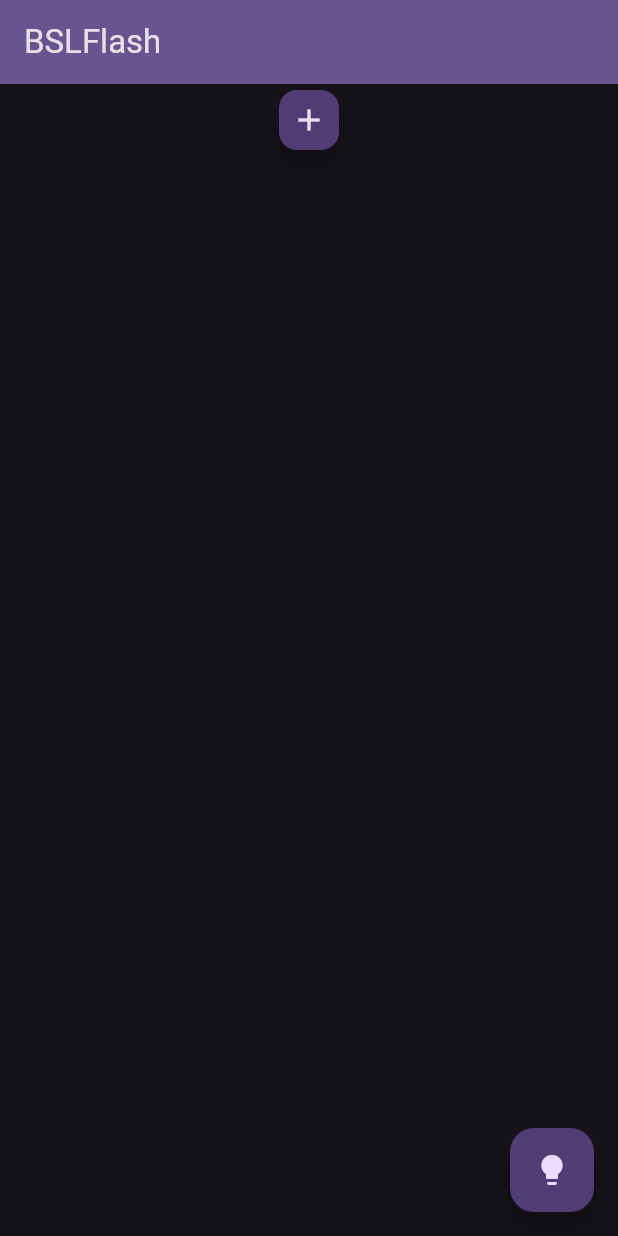
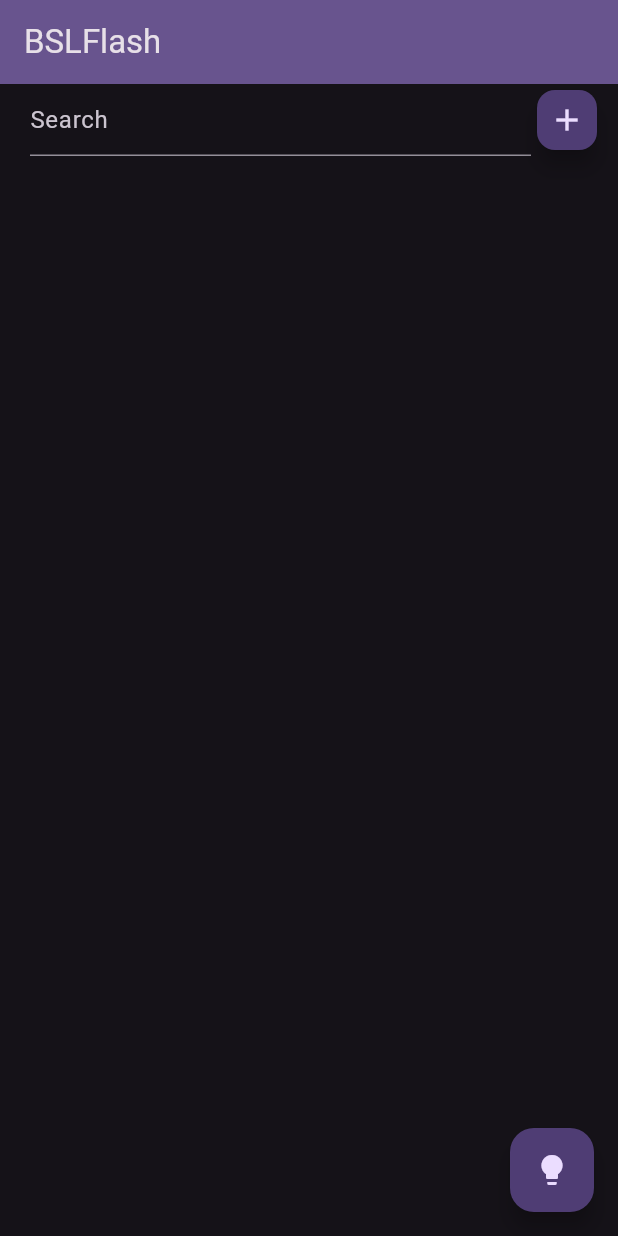
Before and after one commit to Charlie-83/SignFlash, a Flutter app: the screen it shows after launch, after a tap on the "list" icon, on a phone screen of 412 x 824 dp. Run offline on Flutter 3.47's test engine with Material 3 defaults, Android fonts, the phone set to English and light mode, and no system bars.

Commit message:
Searching in list

```diff
--- a/lib/edit.dart
+++ b/lib/edit.dart
@@ -26,8 +26,7 @@ class EditPage extends StatelessWidget {
             child: Row(
               mainAxisAlignment: MainAxisAlignment.spaceBetween,
               children: [
-                SizedBox(
-                  width: 200,
+                Expanded(
                   child: TextField(
                     style: TextStyle(fontSize: 30),
                     controller: controller,
--- a/lib/list.dart
+++ b/lib/list.dart
@@ -1,29 +1,52 @@
 import 'package:flutter/material.dart';
 
-class WordListPage extends StatelessWidget {
+class WordListPage extends StatefulWidget {
   final List<String> words;
   final void Function(int) setEdit;
   const WordListPage({super.key, required this.words, required this.setEdit});
 
   @override
+  State<StatefulWidget> createState() {
+    return WordListPageState();
+  }
+}
+
+class WordListPageState extends State<WordListPage> {
+  String search = "";
+  TextEditingController controller = TextEditingController();
+
+  @override
   Widget build(BuildContext context) {
     List<Widget> items = [];
     items.add(
-      Center(
-        child: FloatingActionButton.small(
-          child: Icon(Icons.add),
-          onPressed: () {
-            setEdit(-1);
-          },
-        ),
+      Row(
+        children: [
+          Expanded(
+            child: TextField(
+              decoration: InputDecoration(hintText: "Search"),
+              controller: controller,
+              onChanged: (String s) {
+                setState(() {
+                  search = s;
+                });
+              },
+            ),
+          ),
+          FloatingActionButton.small(
+            child: Icon(Icons.add),
+            onPressed: () {
+              widget.setEdit(-1);
+            },
+          ),
+        ],
       ),
     );
-    for (int i = 0; i < words.length; ++i) {
-      final String w = words[i];
-      items.add(
-        Padding(
-          padding: EdgeInsetsGeometry.only(left: 20, right: 10),
-          child: Row(
+    for (int i = 0; i < widget.words.length; ++i) {
+      final String w = widget.words[i];
+      if (search == "" ||
+          search.toLowerCase().allMatches(w.toLowerCase()).isNotEmpty) {
+        items.add(
+          Row(
             mainAxisAlignment: MainAxisAlignment.center,
             spacing: 20,
             children: [
@@ -31,15 +54,18 @@ class WordListPage extends StatelessWidget {
               FloatingActionButton.small(
                 child: Icon(Icons.edit),
                 onPressed: () {
-                  setEdit(i);
+                  widget.setEdit(i);
                 },
               ),
             ],
           ),
-        ),
-      );
+        );
+      }
     }
 
-    return ListView(children: items);
+    return Padding(
+      padding: EdgeInsetsGeometry.only(left: 20, right: 10),
+      child: ListView(children: items),
+    );
   }
 }
```
